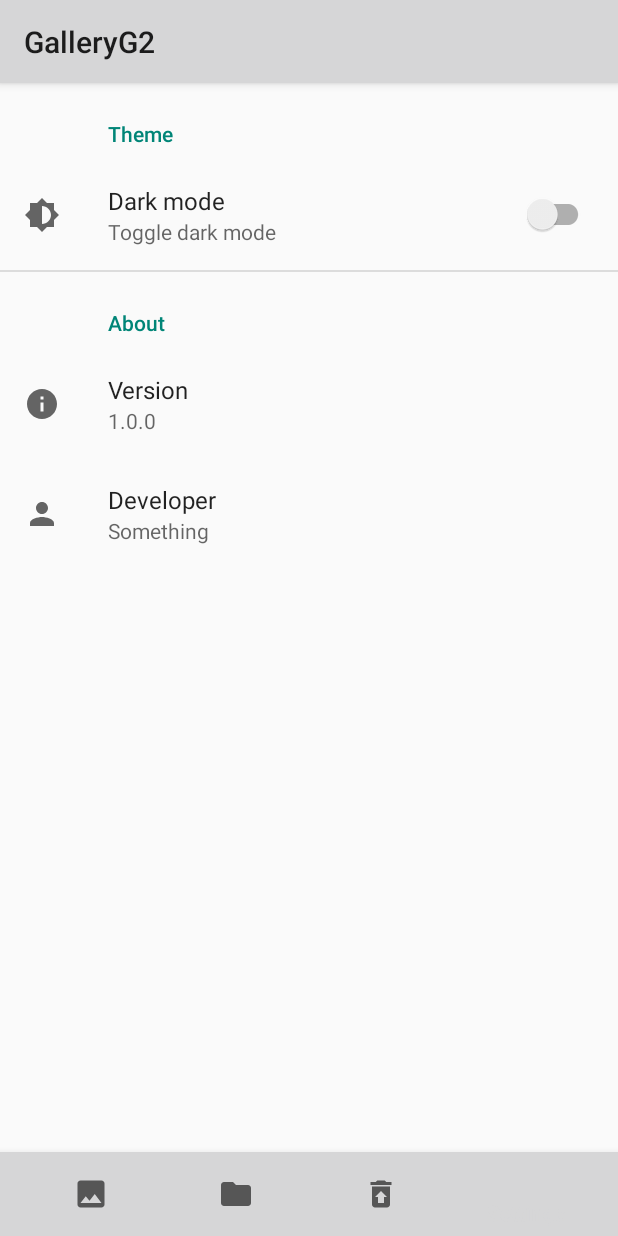
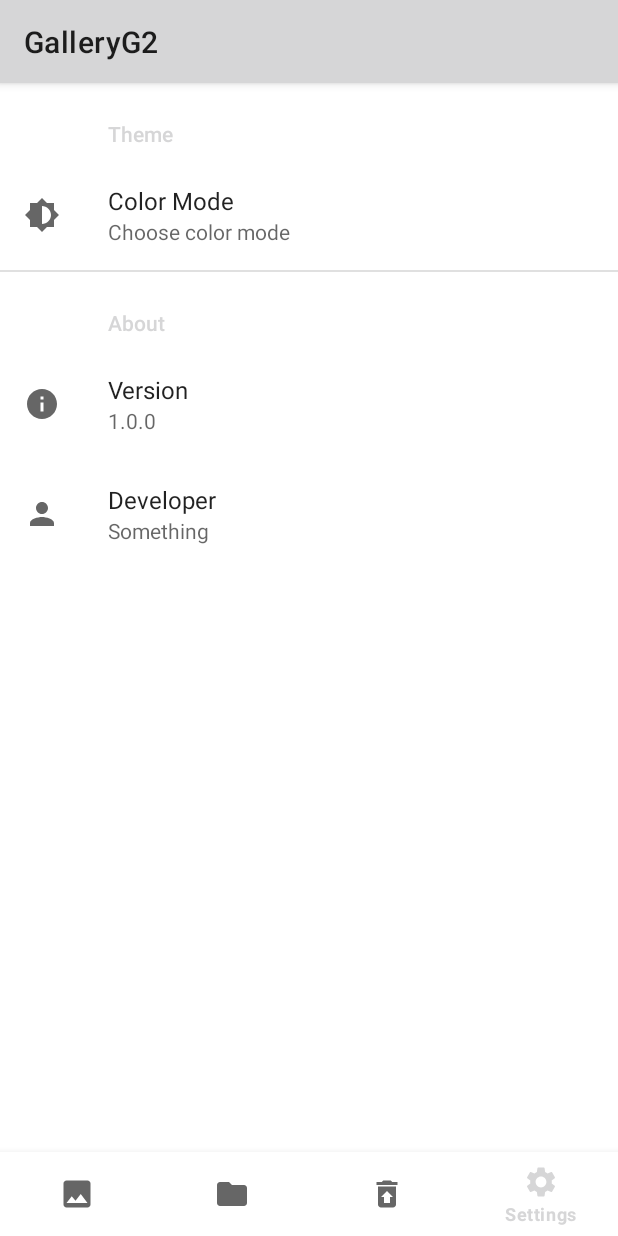
Before and after one commit to thanhanofhcmus/GalleryG2, an Android app: the SettingsFragment screen opened through its navigation route, on a phone screen of 412 x 824 dp. Run offline under Robolectric (Android 15) with nearby library versions, the phone set to English and light mode, and no system bars; our stand-ins replace androidx.preference, navigation-ui.

Commit message:
Basically work

```diff
--- a/app/src/main/java/com/gnine/galleryg2/fragments/SettingsFragment.java
+++ b/app/src/main/java/com/gnine/galleryg2/fragments/SettingsFragment.java
@@ -1,16 +1,21 @@
 package com.gnine.galleryg2.fragments;
 
+import android.content.SharedPreferences;
 import android.os.Bundle;
 import android.view.View;
 
 import androidx.annotation.NonNull;
 import androidx.annotation.Nullable;
+import androidx.appcompat.app.AppCompatDelegate;
 import androidx.preference.PreferenceFragmentCompat;
+import androidx.preference.PreferenceManager;
 
 import com.gnine.galleryg2.R;
 import com.google.android.material.bottomnavigation.BottomNavigationView;
 
 public class SettingsFragment extends PreferenceFragmentCompat {
+
+    SharedPreferences.OnSharedPreferenceChangeListener listener;
 
     @Override
     public void onCreatePreferences(Bundle savedInstanceState, String rootKey) {
@@ -24,5 +29,20 @@ public class SettingsFragment extends PreferenceFragmentCompat {
             BottomNavigationView bnv = requireActivity().findViewById(R.id.bottomNavView);
             bnv.getMenu().getItem(1).setEnabled(true);
         }
+
+        SharedPreferences sharedPreferences = PreferenceManager.getDefaultSharedPreferences(requireContext());
+        listener = (pref, key) -> {
+            if (key.equals("theme_mode")) {
+                String value = pref.getString(key, "INVALID");
+                if (value.equals("Light")) {
+                    AppCompatDelegate.setDefaultNightMode(AppCompatDelegate.MODE_NIGHT_NO);
+                } else if (value.equals("Dark")) {
+                    AppCompatDelegate.setDefaultNightMode(AppCompatDelegate.MODE_NIGHT_YES);
+                } else {
+                    AppCompatDelegate.setDefaultNightMode(AppCompatDelegate.MODE_NIGHT_FOLLOW_SYSTEM);
+                }
+            }
+        };
+        sharedPreferences.registerOnSharedPreferenceChangeListener(listener);
     }
 }
--- a/app/src/main/res/layout/main_activity.xml
+++ b/app/src/main/res/layout/main_activity.xml
@@ -39,7 +39,6 @@
             android:id="@+id/bottomNavView"
             android:layout_width="match_parent"
             android:layout_height="wrap_content"
-            android:background="@color/white"
             app:layout_constraintBottom_toBottomOf="parent"
             app:layout_constraintEnd_toEndOf="parent"
             app:layout_constraintStart_toStartOf="parent"
--- /dev/null
+++ b/app/src/main/res/values/setting_arrays.xml
@@ -0,0 +1,9 @@
+<?xml version="1.0" encoding="utf-8"?>
+<resources>
+    <string-array name="menu_theme_mode">
+        <item>Light</item>
+        <item>Dark</item>
+        <item>System default</item>
+    </string-array>
+
+</resources>
--- a/app/src/main/res/values/themes.xml
+++ b/app/src/main/res/values/themes.xml
@@ -1,6 +1,6 @@
 <resources xmlns:tools="http://schemas.android.com/tools">
     <!-- Base application theme. -->
-    <style name="Theme.GalleryG2" parent="Theme.AppCompat.DayNight.NoActionBar">
+    <style name="Theme.GalleryG2" parent="Theme.MaterialComponents.DayNight.NoActionBar">
         <!-- Primary brand color. -->
         <item name="colorPrimary">@color/purple_500</item>
         <item name="colorPrimaryVariant">@color/purple_700</item>
--- a/app/src/main/res/xml/settings_layout.xml
+++ b/app/src/main/res/xml/settings_layout.xml
@@ -4,18 +4,22 @@
 
     <PreferenceCategory
         app:title="Theme">
-        <SwitchPreferenceCompat
-            app:key="dark_mode"
+
+        <DropDownPreference
+            app:key="theme_mode"
             app:icon="@drawable/ic_dark_light_mode"
-            app:title="Dark mode"
-            app:summary="Toggle dark mode" />
+            android:title="Color Mode"
+            android:summary="Choose color mode"
+            android:entries="@array/menu_theme_mode"
+            android:entryValues="@array/menu_theme_mode" />
+
     </PreferenceCategory>
+
 
     <PreferenceCategory
         app:title="About" >
 
         <Preference
-            android:key="app_version"
             android:title="Version"
             app:icon="@drawable/ic_info"
             android:summary="1.0.0"/>
```
